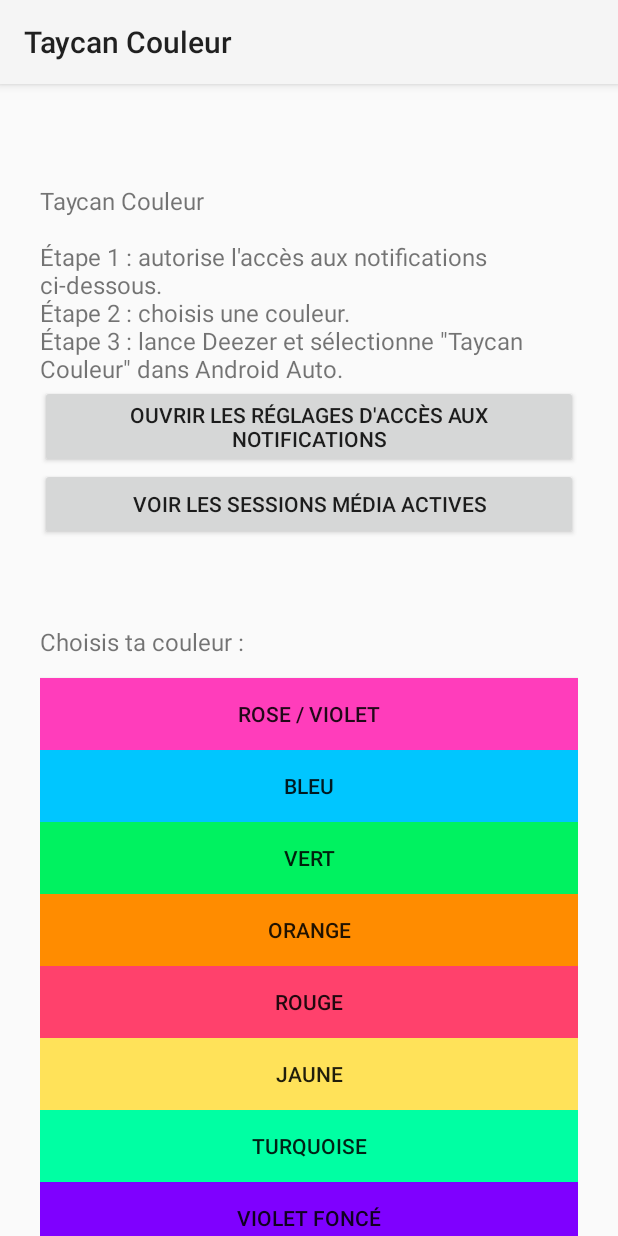
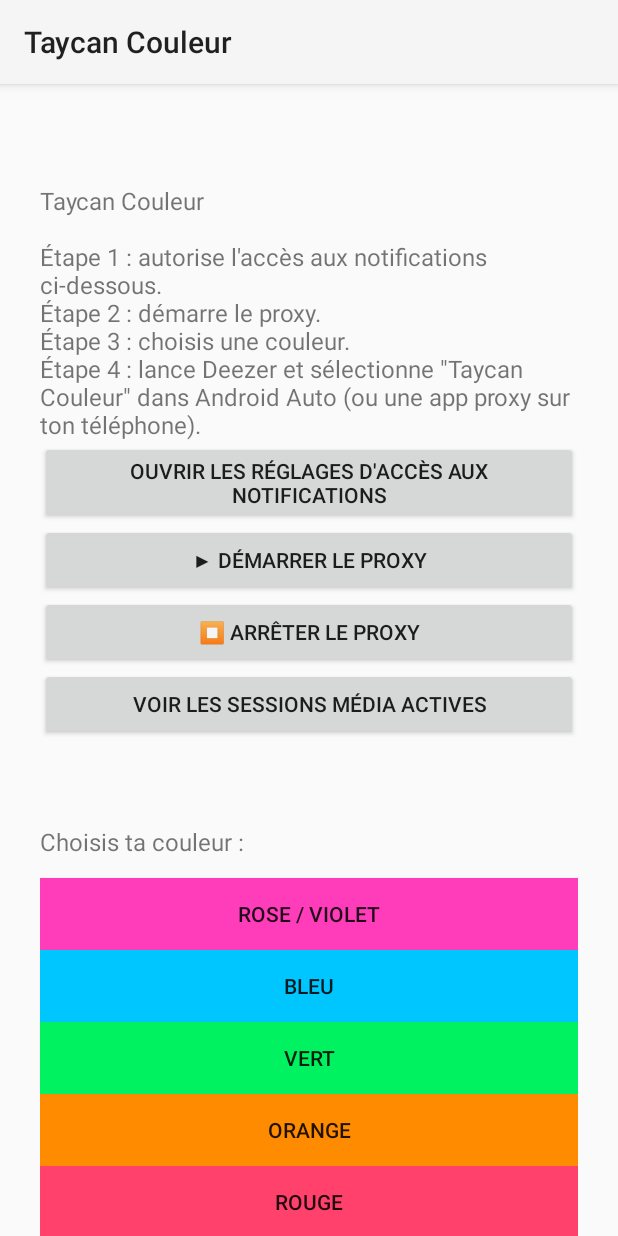
Before and after one commit to Euthanasioth/Taycan-Couleur, an Android app: the screen it shows after launch (MainActivity), on a phone screen of 412 x 824 dp. Run offline under Robolectric (Android 15) with nearby library versions, the phone set to English and light mode, and no system bars.

Commit message:
Implement start/stop functionality for color proxy
Added buttons to start and stop the color proxy service with appropriate error handling messages.

```diff
--- a/app/src/main/java/com/example/taycancolorproxy/MainActivity.kt
+++ b/app/src/main/java/com/example/taycancolorproxy/MainActivity.kt
@@ -26,7 +26,7 @@ class MainActivity : AppCompatActivity() {
     override fun onCreate(savedInstanceState: Bundle?) {
         super.onCreate(savedInstanceState)
 
-        // Demande de permission POST_NOTIFICATIONS (Android 13+)
+        // Permission POST_NOTIFICATIONS (Android 13+)
         if (Build.VERSION.SDK_INT >= Build.VERSION_CODES.TIRAMISU) {
             if (checkSelfPermission(Manifest.permission.POST_NOTIFICATIONS)
                 != PackageManager.PERMISSION_GRANTED
@@ -46,7 +46,7 @@ class MainActivity : AppCompatActivity() {
         layout.setPadding(40, 100, 40, 40)
 
         val text = TextView(this)
-        text.text = "Taycan Couleur\n\nÉtape 1 : autorise l'accès aux notifications ci-dessous.\nÉtape 2 : choisis une couleur.\nÉtape 3 : lance Deezer et sélectionne \"Taycan Couleur\" dans Android Auto."
+        text.text = "Taycan Couleur\n\nÉtape 1 : autorise l'accès aux notifications ci-dessous.\nÉtape 2 : démarre le proxy.\nÉtape 3 : choisis une couleur.\nÉtape 4 : lance Deezer et sélectionne \"Taycan Couleur\" dans Android Auto (ou une app proxy sur ton téléphone)."
         text.textSize = 16f
         layout.addView(text)
 
@@ -57,6 +57,37 @@ class MainActivity : AppCompatActivity() {
         }
         layout.addView(button)
 
+        // === NOUVEAU : démarrer / arrêter le proxy ===
+        val startProxyBtn = Button(this)
+        startProxyBtn.text = "▶ Démarrer le proxy"
+        startProxyBtn.setOnClickListener {
+            try {
+                val intent = Intent(this, ColorProxyService::class.java)
+                if (Build.VERSION.SDK_INT >= Build.VERSION_CODES.O) {
+                    startForegroundService(intent)
+                } else {
+                    startService(intent)
+                }
+                diagText.text = "Proxy démarré ✓"
+            } catch (e: Exception) {
+                diagText.text = "Erreur démarrage : ${e.message}"
+            }
+        }
+        layout.addView(startProxyBtn)
+
+        val stopProxyBtn = Button(this)
+        stopProxyBtn.text = "⏹ Arrêter le proxy"
+        stopProxyBtn.setOnClickListener {
+            try {
+                stopService(Intent(this, ColorProxyService::class.java))
+                diagText.text = "Proxy arrêté"
+            } catch (e: Exception) {
+                diagText.text = "Erreur arrêt : ${e.message}"
+            }
+        }
+        layout.addView(stopProxyBtn)
+        // === FIN NOUVEAU ===
+
         val diagButton = Button(this)
         diagButton.text = "Voir les sessions média actives"
         val diagText = TextView(this)
@@ -64,7 +95,6 @@ class MainActivity : AppCompatActivity() {
         diagButton.setOnClickListener {
             try {
                 val manager = getSystemService(MEDIA_SESSION_SERVICE) as MediaSessionManager
-                // Correction : NotificationListener, pas DeezerNotificationListener
                 val component = ComponentName(this, NotificationListener::class.java)
                 val sessions = manager.getActiveSessions(component)
                 val sb = StringBuilder()
```
